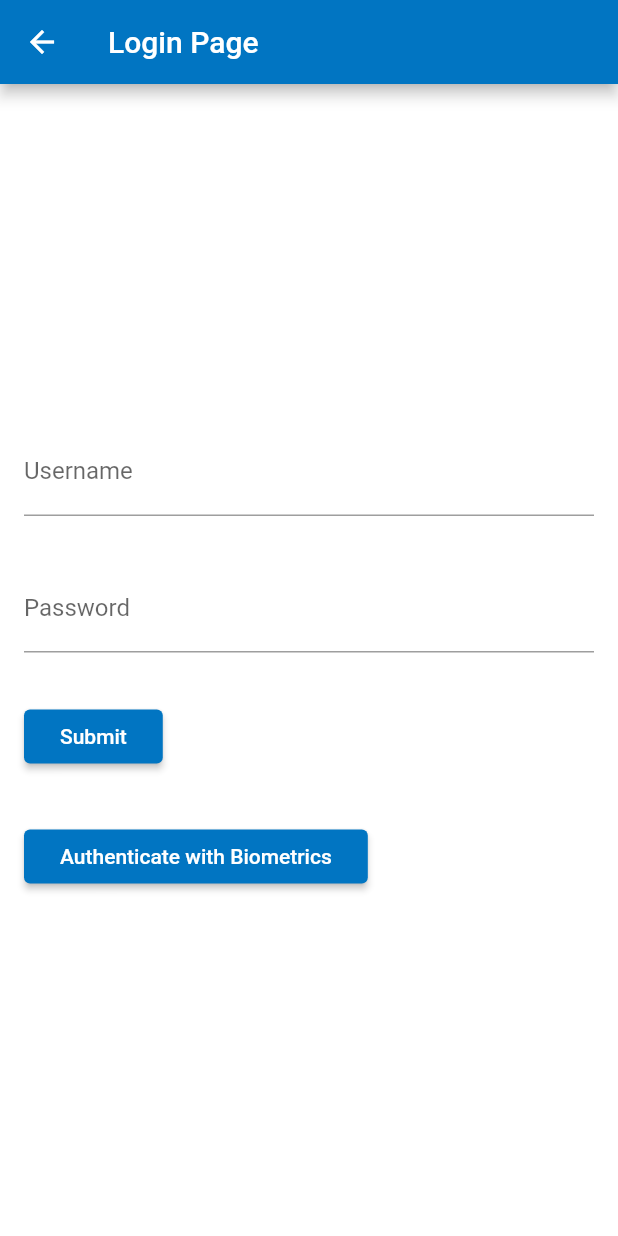
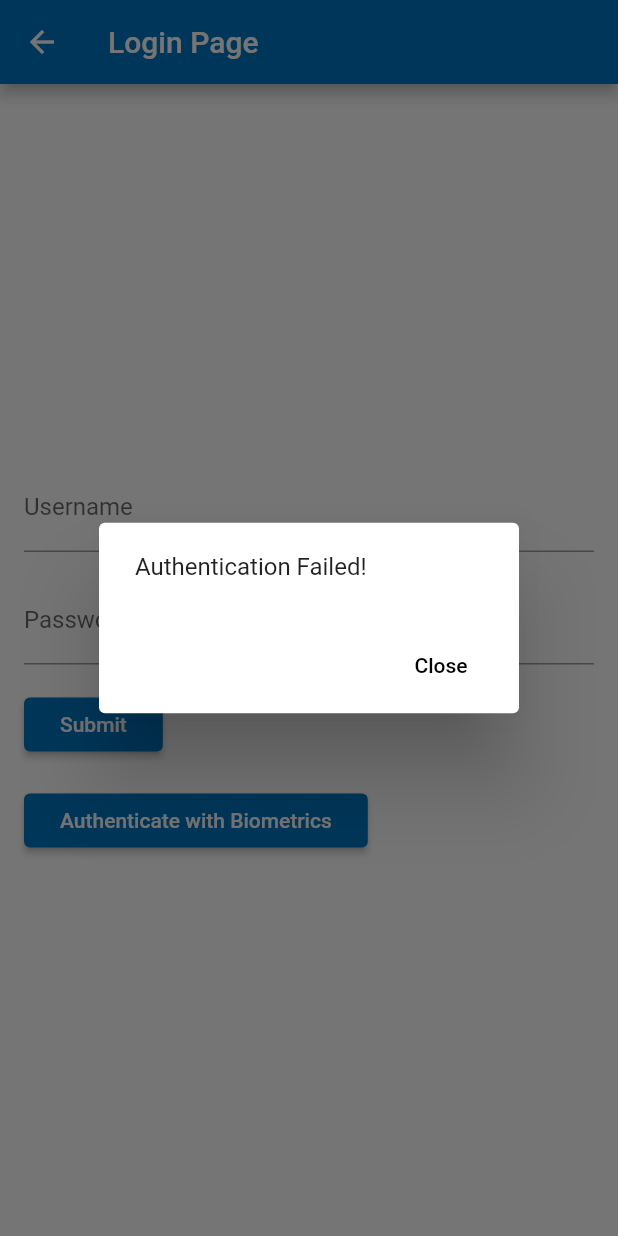
Before and after one commit to christophereluc/cs361, a Flutter app: the LoginRoute screen opened directly, after a tap on "Authenticate with Biometrics", on a phone screen of 412 x 824 dp. Run offline on Flutter 3.47's test engine with Material 2 defaults, Android fonts, the phone set to English and light mode, and no system bars; our stand-ins replace local_auth.

Commit message:
Comments.  Added in success/fail dialog.  Fixed padding

```diff
--- a/lib/login/login.dart
+++ b/lib/login/login.dart
@@ -4,6 +4,7 @@ import 'package:flutter/material.dart';
 import 'package:flutter/services.dart';
 import 'package:local_auth/local_auth.dart';
 
+//Login Route class -- Defines page
 class LoginRoute extends StatelessWidget {
   @override
   Widget build(BuildContext context) {
@@ -21,6 +22,7 @@ class LoginRoute extends StatelessWidget {
   }
 }
 
+//Form Widget -- Holds login state
 class LoginFormWidget extends StatefulWidget {
   LoginFormWidget({Key key}) : super(key: key);
 
@@ -28,6 +30,7 @@ class LoginFormWidget extends StatefulWidget {
   _LoginFormWidgetState createState() => _LoginFormWidgetState();
 }
 
+//Form state
 class _LoginFormWidgetState extends State<LoginFormWidget> {
   final _formKey = GlobalKey<FormState>();
 
@@ -40,7 +43,8 @@ class _LoginFormWidgetState extends State<LoginFormWidget> {
         children: <Widget>[
           Padding(
             padding:
-            const EdgeInsets.symmetric(vertical: 16.0, horizontal: 16.0),
+            const EdgeInsets.only(
+                left: 16.0, right: 16.0, top: 16.0, bottom: 8.0),
             child: TextFormField(
               decoration: InputDecoration(labelText: 'Username'),
               validator: (value) {
@@ -53,7 +57,8 @@ class _LoginFormWidgetState extends State<LoginFormWidget> {
           ),
           Padding(
             padding:
-            const EdgeInsets.symmetric(vertical: 16.0, horizontal: 16.0),
+            const EdgeInsets.only(
+                left: 16.0, right: 16.0, top: 8.0, bottom: 8.0),
             child: TextFormField(
               decoration: InputDecoration(labelText: 'Password'),
               validator: (value) {
@@ -66,7 +71,8 @@ class _LoginFormWidgetState extends State<LoginFormWidget> {
           ),
           Padding(
             padding:
-            const EdgeInsets.symmetric(vertical: 16.0, horizontal: 16.0),
+            const EdgeInsets.only(
+                left: 16.0, right: 16.0, top: 8.0, bottom: 8.0),
             child: RaisedButton(
               onPressed: () {
                 // Validate will return true if the form is valid, or false if
@@ -80,7 +86,8 @@ class _LoginFormWidgetState extends State<LoginFormWidget> {
           ),
           Padding(
               padding:
-              const EdgeInsets.symmetric(vertical: 16.0, horizontal: 16.0),
+              const EdgeInsets.only(
+                  left: 16.0, right: 16.0, top: 8.0, bottom: 16.0),
               child: FingerprintAuth()
           ),
         ],
@@ -89,6 +96,7 @@ class _LoginFormWidgetState extends State<LoginFormWidget> {
   }
 }
 
+//Special widget for holding fingerprint auth state
 class FingerprintAuth extends StatefulWidget {
   @override
   _FingerprintAuthState createState() => _FingerprintAuthState();
@@ -98,7 +106,6 @@ class _FingerprintAuthState extends State<FingerprintAuth> {
   final LocalAuthentication auth = LocalAuthentication();
   bool _canCheckBiometrics;
   List<BiometricType> _availableBiometrics;
-  String _authorized = 'Not Authorized';
 
   Future<void> _checkBiometrics() async {
     bool canCheckBiometrics;
@@ -139,9 +146,32 @@ class _FingerprintAuthState extends State<FingerprintAuth> {
     if (!mounted) return;
 
     setState(() {
-      _authorized = authenticated ? 'Authorized' : 'Not Authorized';
-      print(_authorized);
+      _showDialog(authenticated);
     });
+  }
+
+  void _showDialog(bool success) {
+    showDialog(
+        context: context,
+        builder: (BuildContext context) {
+          return AlertDialog(
+            content: Text(success
+                ? "Authentication Successful!"
+                : "Authentication Failed!"),
+            actions: <Widget>[
+              FlatButton(
+                child: Text("Close"),
+                onPressed: () {
+                  //Dismiss dialog
+                  Navigator.of(context).pop();
+                  //If auth was successful, dismiss auth screen
+                  if (success) Navigator.of(context).pop();
+                },
+              )
+            ],
+          );
+        }
+    );
   }
 
   @override
```
